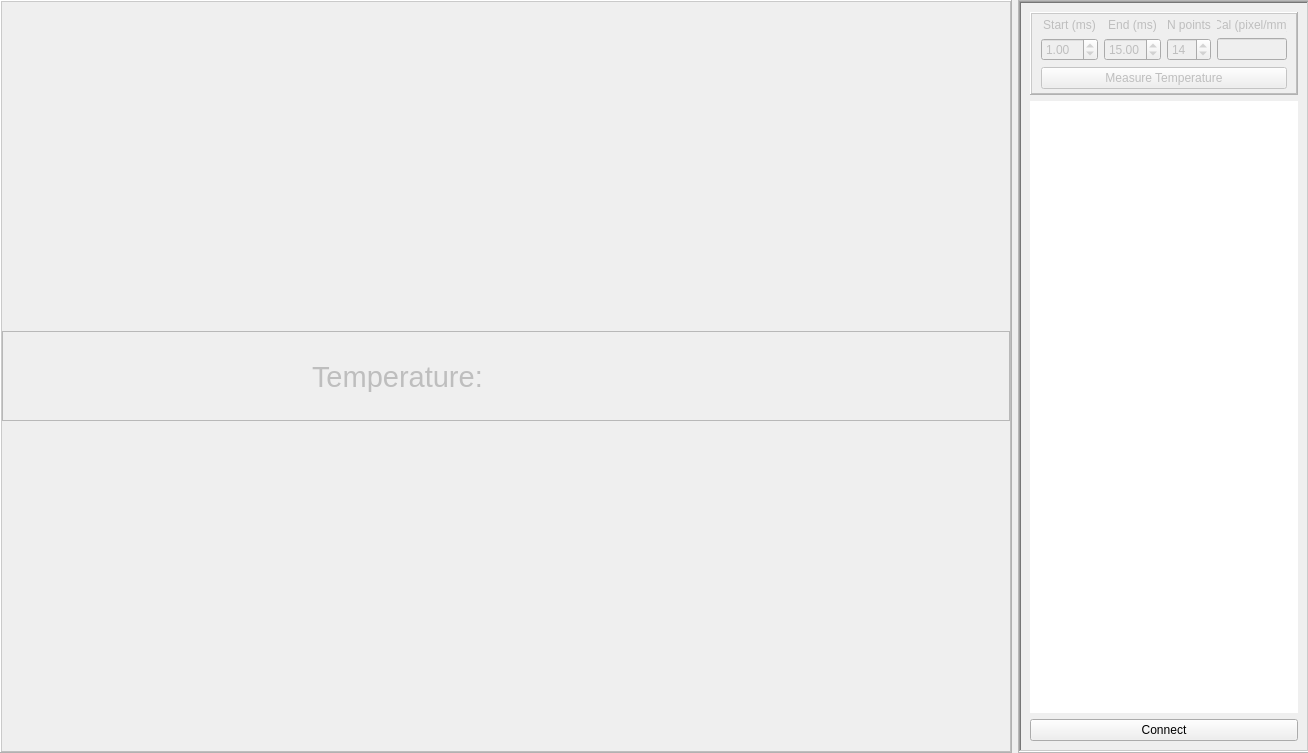
The window that widgets/temperature/gui.ui (JeremyQO/GUI-Experiment) describes before a commit, drawn with Qt 5.
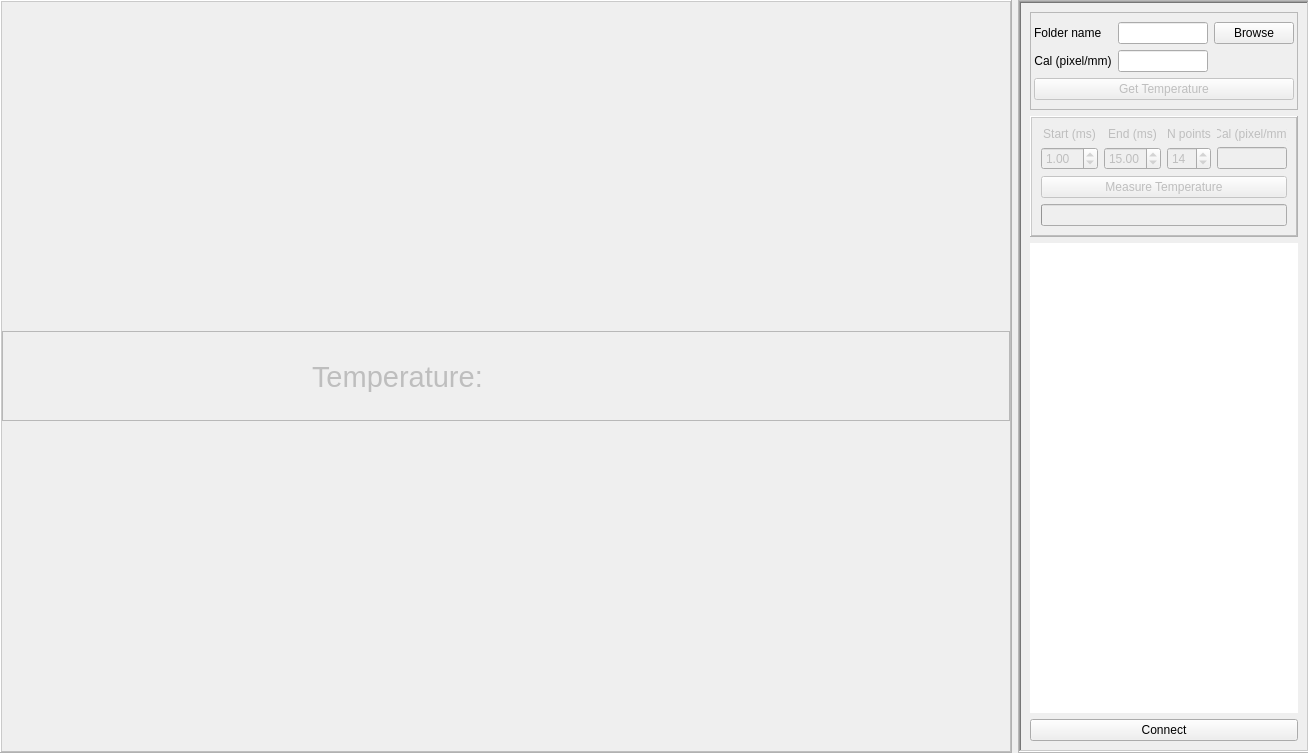
The same window after the commit.

Commit message:
Added support for temperature plot by selecting folder
A folder can be chosen via the ui and the temperature is obtained from
the pictures contained in the folder.

The edit to the form file:
```diff
--- a/widgets/temperature/gui.ui
+++ b/widgets/temperature/gui.ui
@@ -147,6 +147,85 @@
          <enum>QFrame::Sunken</enum>
         </property>
         <layout class="QVBoxLayout" name="verticalLayout">
+         <item>
+          <widget class="QFrame" name="frame_4">
+           <property name="frameShape">
+            <enum>QFrame::StyledPanel</enum>
+           </property>
+           <property name="frameShadow">
+            <enum>QFrame::Raised</enum>
+           </property>
+           <layout class="QGridLayout" name="gridLayout_2">
+            <property name="leftMargin">
+             <number>3</number>
+            </property>
+            <property name="topMargin">
+             <number>9</number>
+            </property>
+            <property name="rightMargin">
+             <number>3</number>
+            </property>
+            <property name="bottomMargin">
+             <number>9</number>
+            </property>
+            <item row="0" column="0">
+             <widget class="QLabel" name="label_2">
+              <property name="text">
+               <string>Folder name</string>
+              </property>
+             </widget>
+            </item>
+            <item row="0" column="1">
+             <widget class="QLineEdit" name="lineEdit_Folder"/>
+            </item>
+            <item row="0" column="2">
+             <widget class="QPushButton" name="pushButtonBrowse">
+              <property name="text">
+               <string>Browse</string>
+              </property>
+              <property name="checkable">
+               <bool>false</bool>
+              </property>
+              <property name="autoDefault">
+               <bool>false</bool>
+              </property>
+              <property name="default">
+               <bool>false</bool>
+              </property>
+              <property name="flat">
+               <bool>false</bool>
+              </property>
+             </widget>
+            </item>
+            <item row="2" column="0" colspan="3">
+             <widget class="QPushButton" name="pushButton_get_temperature_fromFolder">
+              <property name="enabled">
+               <bool>false</bool>
+              </property>
+              <property name="text">
+               <string>Get Temperature</string>
+              </property>
+             </widget>
+            </item>
+            <item row="1" column="0">
+             <widget class="QLabel" name="label_7">
+              <property name="toolTip">
+               <string>Pixel/length calibration in pixels per milimiter</string>
+              </property>
+              <property name="text">
+               <string>Cal (pixel/mm)</string>
+              </property>
+              <property name="alignment">
+               <set>Qt::AlignCenter</set>
+              </property>
+             </widget>
+            </item>
+            <item row="1" column="1">
+             <widget class="QLineEdit" name="lineEdit_3"/>
+            </item>
+           </layout>
+          </widget>
+         </item>
          <item>
           <widget class="QFrame" name="frame_temperature">
            <property name="enabled">
@@ -161,7 +240,7 @@
            <property name="maximumSize">
             <size>
              <width>290</width>
-             <height>85</height>
+             <height>126</height>
             </size>
            </property>
            <property name="frameShape">
@@ -170,59 +249,47 @@
            <property name="frameShadow">
             <enum>QFrame::Raised</enum>
            </property>
-           <layout class="QGridLayout" name="gridLayout_6">
-            <property name="leftMargin">
-             <number>9</number>
-            </property>
-            <property name="topMargin">
-             <number>4</number>
-            </property>
-            <property name="rightMargin">
-             <number>9</number>
-            </property>
-            <property name="bottomMargin">
-             <number>4</number>
-            </property>
-            <property name="horizontalSpacing">
-             <number>6</number>
-            </property>
-            <item row="0" column="2">
-             <widget class="QLabel" name="label_6">
-              <property name="text">
-               <string>N points</string>
-              </property>
-              <property name="alignment">
-               <set>Qt::AlignCenter</set>
-              </property>
-             </widget>
-            </item>
-            <item row="1" column="3">
+           <layout class="QGridLayout" name="gridLayout_3">
+            <item row="2" column="3">
              <widget class="QLineEdit" name="lineEdit"/>
             </item>
-            <item row="2" column="0" colspan="4">
-             <widget class="QPushButton" name="pushButton_measure_temperature">
-              <property name="minimumSize">
-               <size>
-                <width>79</width>
-                <height>0</height>
-               </size>
-              </property>
+            <item row="0" column="0">
+             <widget class="QLabel" name="label_4">
               <property name="text">
-               <string>Measure Temperature</string>
-              </property>
-             </widget>
-            </item>
-            <item row="0" column="1">
-             <widget class="QLabel" name="label_5">
-              <property name="text">
-               <string>End (ms)</string>
+               <string>Start (ms)</string>
               </property>
               <property name="alignment">
                <set>Qt::AlignCenter</set>
               </property>
              </widget>
             </item>
-            <item row="1" column="2">
+            <item row="2" column="0">
+             <widget class="QDoubleSpinBox" name="doubleSpinBox_start_temp">
+              <property name="maximumSize">
+               <size>
+                <width>16777215</width>
+                <height>16777215</height>
+               </size>
+              </property>
+              <property name="value">
+               <double>1.000000000000000</double>
+              </property>
+             </widget>
+            </item>
+            <item row="2" column="1">
+             <widget class="QDoubleSpinBox" name="doubleSpinBox_end_temp">
+              <property name="maximumSize">
+               <size>
+                <width>16777215</width>
+                <height>16777215</height>
+               </size>
+              </property>
+              <property name="value">
+               <double>15.000000000000000</double>
+              </property>
+             </widget>
+            </item>
+            <item row="2" column="2">
              <widget class="QSpinBox" name="spinBox_N_temp">
               <property name="maximumSize">
                <size>
@@ -241,44 +308,31 @@
               </property>
              </widget>
             </item>
-            <item row="1" column="0">
-             <widget class="QDoubleSpinBox" name="doubleSpinBox_start_temp">
-              <property name="maximumSize">
-               <size>
-                <width>16777215</width>
-                <height>16777215</height>
-               </size>
-              </property>
-              <property name="value">
-               <double>1.000000000000000</double>
-              </property>
-             </widget>
-            </item>
-            <item row="0" column="0">
-             <widget class="QLabel" name="label_4">
+            <item row="0" column="1">
+             <widget class="QLabel" name="label_5">
               <property name="text">
-               <string>Start (ms)</string>
+               <string>End (ms)</string>
               </property>
               <property name="alignment">
                <set>Qt::AlignCenter</set>
               </property>
              </widget>
             </item>
-            <item row="1" column="1">
-             <widget class="QDoubleSpinBox" name="doubleSpinBox_end_temp">
-              <property name="maximumSize">
+            <item row="3" column="0" colspan="4">
+             <widget class="QPushButton" name="pushButton_measure_temperature">
+              <property name="minimumSize">
                <size>
-                <width>16777215</width>
-                <height>16777215</height>
+                <width>79</width>
+                <height>0</height>
                </size>
               </property>
-              <property name="value">
-               <double>15.000000000000000</double>
+              <property name="text">
+               <string>Measure Temperature</string>
               </property>
              </widget>
             </item>
             <item row="0" column="3">
-             <widget class="QLabel" name="label_7">
+             <widget class="QLabel" name="label_8">
               <property name="toolTip">
                <string>Pixel/length calibration in pixels per milimiter</string>
               </property>
@@ -290,6 +344,26 @@
               </property>
              </widget>
             </item>
+            <item row="0" column="2">
+             <widget class="QLabel" name="label_6">
+              <property name="text">
+               <string>N points</string>
+              </property>
+              <property name="alignment">
+               <set>Qt::AlignCenter</set>
+              </property>
+             </widget>
+            </item>
+            <item row="4" column="0" colspan="4">
+             <widget class="QProgressBar" name="progressBar">
+              <property name="value">
+               <number>0</number>
+              </property>
+              <property name="textVisible">
+               <bool>false</bool>
+              </property>
+             </widget>
+            </item>
            </layout>
           </widget>
          </item>
```
Left out of the diff: 39 changed lines with no effect on the pictures. The commit also changes 3 other files.
